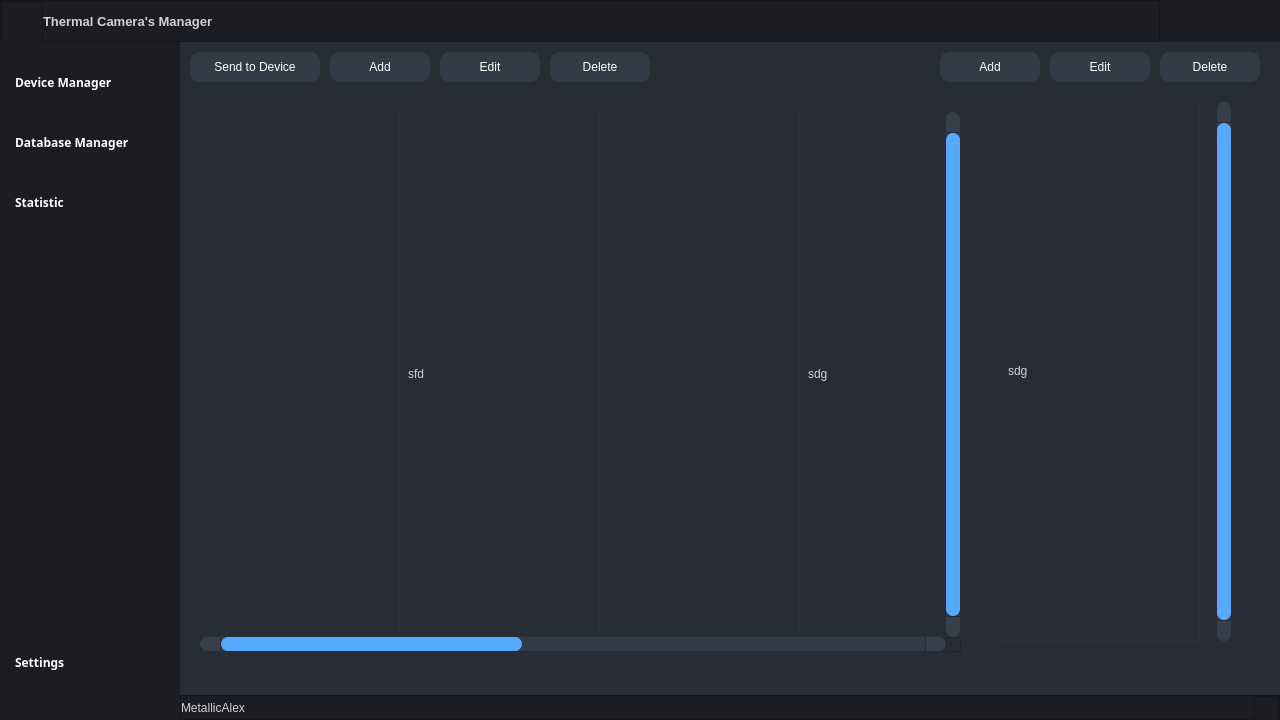
MetallicAlex/Thermal-Camera, file widget/form_main.ui: the form before one commit.
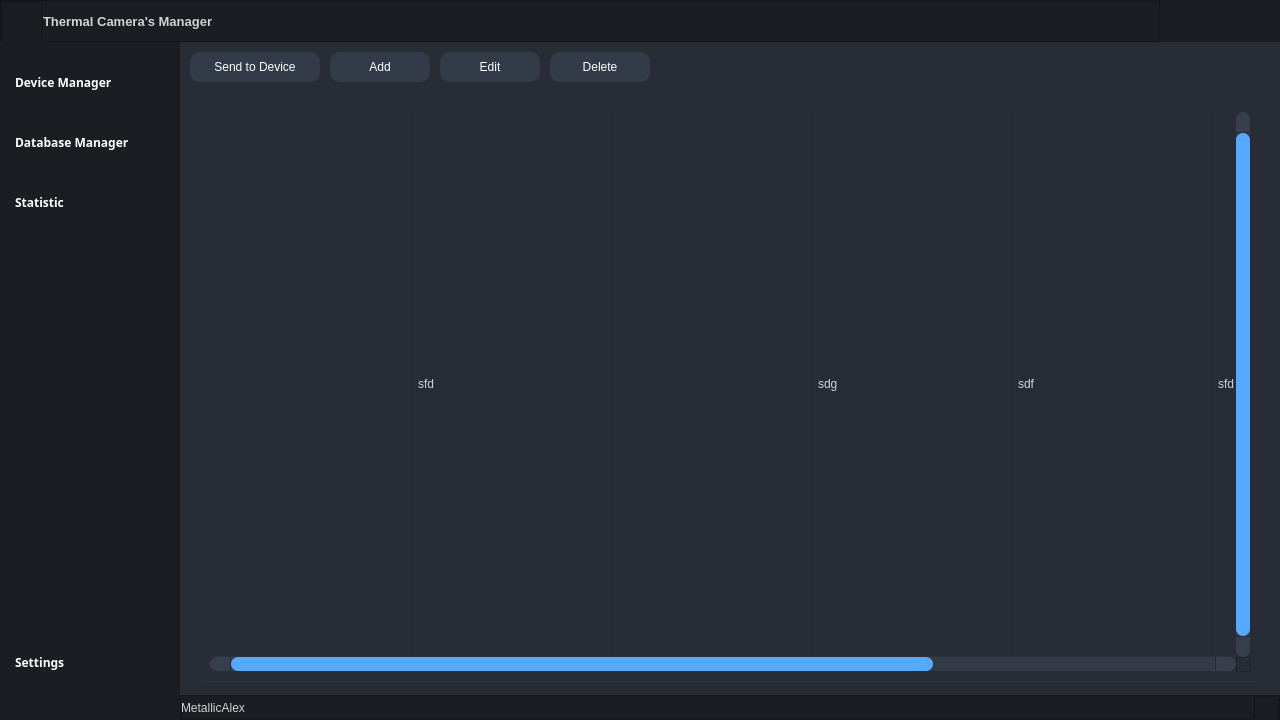
The form after the commit. The open tabs and pages were chosen to show the change. Icons and pictures are not drawn.

Commit message: Add control of page statistic

Patch:
```diff
--- a/widget/form_main.ui
+++ b/widget/form_main.ui
@@ -1537,10 +1537,10 @@
               <widget class="QTableWidget" name="table_persons">
                <property name="geometry">
                 <rect>
-                 <x>10</x>
+                 <x>20</x>
                  <y>60</y>
-                 <width>780</width>
-                 <height>560</height>
+                 <width>1060</width>
+                 <height>580</height>
                 </rect>
                </property>
                <property name="palette">
@@ -2025,186 +2025,42 @@
                  <normaloff>:/16x16/data/resources/icons/16x16/cil-paper-plane.png</normaloff>:/16x16/data/resources/icons/16x16/cil-paper-plane.png</iconset>
                </property>
               </widget>
-              <widget class="QTableWidget" name="table_department">
+             </widget>
+             <widget class="QWidget" name="page_statistic">
+              <widget class="QLabel" name="label_statistic_day">
                <property name="geometry">
                 <rect>
-                 <x>810</x>
-                 <y>50</y>
-                 <width>251</width>
-                 <height>560</height>
+                 <x>10</x>
+                 <y>20</y>
+                 <width>450</width>
+                 <height>300</height>
                 </rect>
                </property>
-               <property name="palette">
-                <palette>
-                 <active>
-                  <colorrole role="WindowText">
-                   <brush brushstyle="SolidPattern">
-                    <color alpha="255">
-                     <red>210</red>
-                     <green>210</green>
-                     <blue>210</blue>
-                    </color>
-                   </brush>
-                  </colorrole>
-                  <colorrole role="Button">
-                   <brush brushstyle="SolidPattern">
-                    <color alpha="255">
-                     <red>39</red>
-                     <green>44</green>
-                     <blue>54</blue>
-                    </color>
-                   </brush>
-                  </colorrole>
-                  <colorrole role="Text">
-                   <brush brushstyle="SolidPattern">
-                    <color alpha="255">
-                     <red>210</red>
-                     <green>210</green>
-                     <blue>210</blue>
-                    </color>
-                   </brush>
-                  </colorrole>
-                  <colorrole role="ButtonText">
-                   <brush brushstyle="SolidPattern">
-                    <color alpha="255">
-                     <red>210</red>
-                     <green>210</green>
-                     <blue>210</blue>
-                    </color>
-                   </brush>
-                  </colorrole>
-                  <colorrole role="Base">
-                   <brush brushstyle="SolidPattern">
-                    <color alpha="255">
-                     <red>39</red>
-                     <green>44</green>
-                     <blue>54</blue>
-                    </color>
-                   </brush>
-                  </colorrole>
-                  <colorrole role="Window">
-                   <brush brushstyle="SolidPattern">
-                    <color alpha="255">
-                     <red>39</red>
-                     <green>44</green>
-                     <blue>54</blue>
-                    </color>
-                   </brush>
-                  </colorrole>
-                 </active>
-                 <inactive>
-                  <colorrole role="WindowText">
-                   <brush brushstyle="SolidPattern">
-                    <color alpha="255">
-                     <red>210</red>
-                     <green>210</green>
-                     <blue>210</blue>
-                    </color>
-                   </brush>
-                  </colorrole>
-                  <colorrole role="Button">
-                   <brush brushstyle="SolidPattern">
-                    <color alpha="255">
-                     <red>39</red>
-                     <green>44</green>
-                     <blue>54</blue>
-                    </color>
-                   </brush>
-                  </colorrole>
-                  <colorrole role="Text">
-                   <brush brushstyle="SolidPattern">
-                    <color alpha="255">
-                     <red>210</red>
-                     <green>210</green>
-                     <blue>210</blue>
-                    </color>
-                   </brush>
-                  </colorrole>
-                  <colorrole role="ButtonText">
-                   <brush brushstyle="SolidPattern">
-                    <color alpha="255">
-                     <red>210</red>
-                     <green>210</green>
-                     <blue>210</blue>
-                    </color>
-                   </brush>
-                  </colorrole>
-                  <colorrole role="Base">
-                   <brush brushstyle="SolidPattern">
-                    <color alpha="255">
-                     <red>39</red>
-                     <green>44</green>
-                     <blue>54</blue>
-                    </color>
-                   </brush>
-                  </colorrole>
-                  <colorrole role="Window">
-                   <brush brushstyle="SolidPattern">
-                    <color alpha="255">
-                     <red>39</red>
-                     <green>44</green>
-                     <blue>54</blue>
-                    </color>
-                   </brush>
-                  </colorrole>
-                 </inactive>
-                 <disabled>
-                  <colorrole role="WindowText">
-                   <brush brushstyle="SolidPattern">
-                    <color alpha="255">
-                     <red>210</red>
-                     <green>210</green>
-                     <blue>210</blue>
-                    </color>
-                   </brush>
-                  </colorrole>
-                  <colorrole role="Button">
-                   <brush brushstyle="SolidPattern">
-                    <color alpha="255">
-                     <red>39</red>
-                     <green>44</green>
-                     <blue>54</blue>
-                    </color>
-                   </brush>
-                  </colorrole>
-                  <colorrole role="Text">
-                   <brush brushstyle="SolidPattern">
-                    <color alpha="255">
-                     <red>210</red>
-                     <green>210</green>
-                     <blue>210</blue>
-                    </color>
-                   </brush>
-                  </colorrole>
-                  <colorrole role="ButtonText">
-                   <brush brushstyle="SolidPattern">
-                    <color alpha="255">
-                     <red>210</red>
-                     <green>210</green>
-                     <blue>210</blue>
-                    </color>
-                   </brush>
-                  </colorrole>
-                  <colorrole role="Base">
-                   <brush brushstyle="SolidPattern">
-                    <color alpha="255">
-                     <red>39</red>
-                     <green>44</green>
-                     <blue>54</blue>
-                    </color>
-                   </brush>
-                  </colorrole>
-                  <colorrole role="Window">
-                   <brush brushstyle="SolidPattern">
-                    <color alpha="255">
-                     <red>39</red>
-                     <green>44</green>
-                     <blue>54</blue>
-                    </color>
-                   </brush>
-                  </colorrole>
-                 </disabled>
-                </palette>
+               <property name="text">
+                <string>TextLabel</string>
+               </property>
+              </widget>
+              <widget class="QLabel" name="label_statistic_all_days">
+               <property name="geometry">
+                <rect>
+                 <x>10</x>
+                 <y>340</y>
+                 <width>450</width>
+                 <height>300</height>
+                </rect>
+               </property>
+               <property name="text">
+                <string>TextLabel</string>
+               </property>
+              </widget>
+              <widget class="QTableWidget" name="tableWidget">
+               <property name="geometry">
+                <rect>
+                 <x>480</x>
+                 <y>20</y>
+                 <width>600</width>
+                 <height>620</height>
+                </rect>
                </property>
                <property name="styleSheet">
                 <string notr="true">QTableWidget {	
@@ -2263,173 +2119,31 @@
 }
 </string>
                </property>
-               <property name="frameShape">
-                <enum>QFrame::NoFrame</enum>
-               </property>
-               <property name="verticalScrollBarPolicy">
-                <enum>Qt::ScrollBarAlwaysOn</enum>
-               </property>
-               <property name="sizeAdjustPolicy">
-                <enum>QAbstractScrollArea::AdjustToContents</enum>
-               </property>
-               <property name="editTriggers">
-                <set>QAbstractItemView::NoEditTriggers</set>
-               </property>
-               <property name="alternatingRowColors">
-                <bool>false</bool>
-               </property>
-               <property name="selectionMode">
-                <enum>QAbstractItemView::SingleSelection</enum>
-               </property>
-               <property name="selectionBehavior">
-                <enum>QAbstractItemView::SelectRows</enum>
-               </property>
-               <property name="textElideMode">
-                <enum>Qt::ElideMiddle</enum>
-               </property>
-               <property name="rowCount">
-                <number>1</number>
-               </property>
-               <property name="columnCount">
-                <number>1</number>
-               </property>
-               <attribute name="horizontalHeaderVisible">
-                <bool>false</bool>
-               </attribute>
-               <attribute name="horizontalHeaderCascadingSectionResizes">
-                <bool>true</bool>
-               </attribute>
-               <attribute name="horizontalHeaderDefaultSectionSize">
-                <number>200</number>
-               </attribute>
-               <attribute name="horizontalHeaderStretchLastSection">
-                <bool>false</bool>
-               </attribute>
-               <attribute name="verticalHeaderVisible">
-                <bool>false</bool>
-               </attribute>
-               <attribute name="verticalHeaderHighlightSections">
-                <bool>false</bool>
-               </attribute>
-               <attribute name="verticalHeaderStretchLastSection">
-                <bool>true</bool>
-               </attribute>
-               <row/>
                <column>
                 <property name="text">
-                 <string>Department</string>
+                 <string>ID</string>
                 </property>
                </column>
-               <item row="0" column="0">
+               <column>
                 <property name="text">
-                 <string>sdg</string>
+                 <string>Name</string>
                 </property>
-               </item>
-              </widget>
-              <widget class="QPushButton" name="button_delete_department">
-               <property name="geometry">
-                <rect>
-                 <x>980</x>
-                 <y>10</y>
-                 <width>100</width>
-                 <height>30</height>
-                </rect>
-               </property>
-               <property name="styleSheet">
-                <string notr="true">QPushButton {
-	border: 2px solid rgb(52, 59, 72);
-	border-radius: 10px;	
-	background-color: rgb(52, 59, 72);
-	color: rgb(255, 255, 255);
-}
-QPushButton:hover {
-	background-color: rgb(57, 65, 80);
-	color: rgb(227, 227, 227);
-	border: 2px solid rgb(61, 70, 86);
-}
-QPushButton:pressed {	
-	background-color: rgb(35, 40, 49);
-	color: rgb(255, 255, 255);
-	border: 2px solid rgb(43, 50, 61);
-}</string>
-               </property>
-               <property name="text">
-                <string>Delete</string>
-               </property>
-               <property name="icon">
-                <iconset resource="files.qrc">
-                 <normaloff>:/16x16/data/resources/icons/16x16/cil-remove.png</normaloff>:/16x16/data/resources/icons/16x16/cil-remove.png</iconset>
-               </property>
-              </widget>
-              <widget class="QPushButton" name="button_edit_department">
-               <property name="geometry">
-                <rect>
-                 <x>870</x>
-                 <y>10</y>
-                 <width>100</width>
-                 <height>30</height>
-                </rect>
-               </property>
-               <property name="styleSheet">
-                <string notr="true">QPushButton {
-	border: 2px solid rgb(52, 59, 72);
-	border-radius: 10px;	
-	background-color: rgb(52, 59, 72);
-	color: rgb(255, 255, 255);
-}
-QPushButton:hover {
-	background-color: rgb(57, 65, 80);
-	color: rgb(227, 227, 227);
-	border: 2px solid rgb(61, 70, 86);
-}
-QPushButton:pressed {	
-	background-color: rgb(35, 40, 49);
-	color: rgb(255, 255, 255);
-	border: 2px solid rgb(43, 50, 61);
-}</string>
-               </property>
-               <property name="text">
-                <string>Edit</string>
-               </property>
-               <property name="icon">
-                <iconset resource="files.qrc">
-                 <normaloff>:/16x16/data/resources/icons/16x16/cil-pencil.png</normaloff>:/16x16/data/resources/icons/16x16/cil-pencil.png</iconset>
-               </property>
-              </widget>
-              <widget class="QPushButton" name="button_add_department">
-               <property name="geometry">
-                <rect>
-                 <x>760</x>
-                 <y>10</y>
-                 <width>100</width>
-                 <height>30</height>
-                </rect>
-               </property>
-               <property name="styleSheet">
-                <string notr="true">QPushButton {
-	border: 2px solid rgb(52, 59, 72);
-	border-radius: 10px;	
-	background-color: rgb(52, 59, 72);
-	color: rgb(255, 255, 255);
-}
-QPushButton:hover {
-	background-color: rgb(57, 65, 80);
-	color: rgb(227, 227, 227);
-	border: 2px solid rgb(61, 70, 86);
-}
-QPushButton:pressed {	
-	background-color: rgb(35, 40, 49);
-	color: rgb(255, 255, 255);
-	border: 2px solid rgb(43, 50, 61);
-}</string>
-               </property>
-               <property name="text">
-                <string>Add</string>
-               </property>
-               <property name="icon">
-                <iconset resource="files.qrc">
-                 <normaloff>:/16x16/data/resources/icons/16x16/cil-plus.png</normaloff>:/16x16/data/resources/icons/16x16/cil-plus.png</iconset>
-               </property>
+               </column>
+               <column>
+                <property name="text">
+                 <string>Datetime</string>
+                </property>
+               </column>
+               <column>
+                <property name="text">
+                 <string>Tempeature</string>
+                </property>
+               </column>
+               <column>
+                <property name="text">
+                 <string>Similar</string>
+                </property>
+               </column>
               </widget>
              </widget>
              <widget class="QWidget" name="page_statistic"/>
```
Left out of the diff: 39 changed lines with no effect on the pictures. The commit also changes 2 other files.
